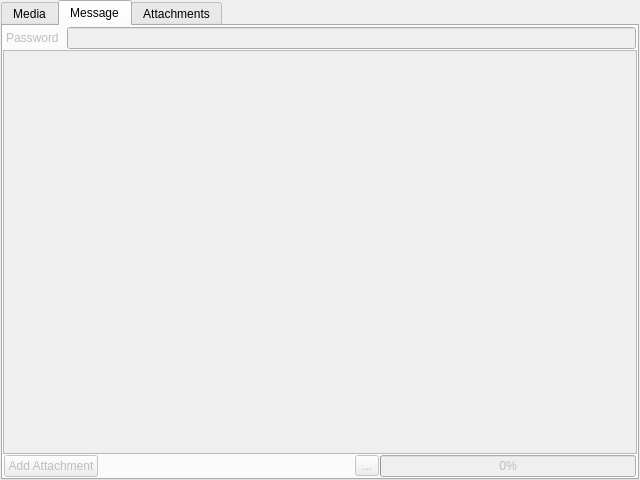
First picture: the form in app/ui/stegano.ui, repository sassman/stegano.kde4, before the edit.
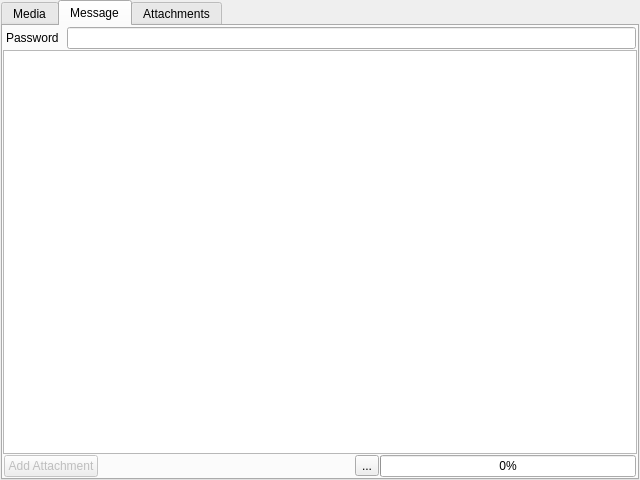
Second picture: the form after the edit. The open tabs and pages were chosen to show the change. Icons and pictures are not drawn. Custom widgets are drawn as their Qt base class.

Commit message: make the encrypt/decrypt toggle working

```diff
--- a/app/ui/stegano.ui
+++ b/app/ui/stegano.ui
@@ -143,9 +143,6 @@
       </layout>
      </widget>
      <widget class="QWidget" name="messageTab">
-      <property name="enabled">
-       <bool>false</bool>
-      </property>
       <attribute name="title">
        <string>Message</string>
       </attribute>
@@ -158,9 +155,6 @@
        </property>
        <item>
         <widget class="QFrame" name="encryptionWidget">
-         <property name="enabled">
-          <bool>false</bool>
-         </property>
          <property name="frameShape">
           <enum>QFrame::NoFrame</enum>
          </property>
```
The commit also changes 2 other files.
